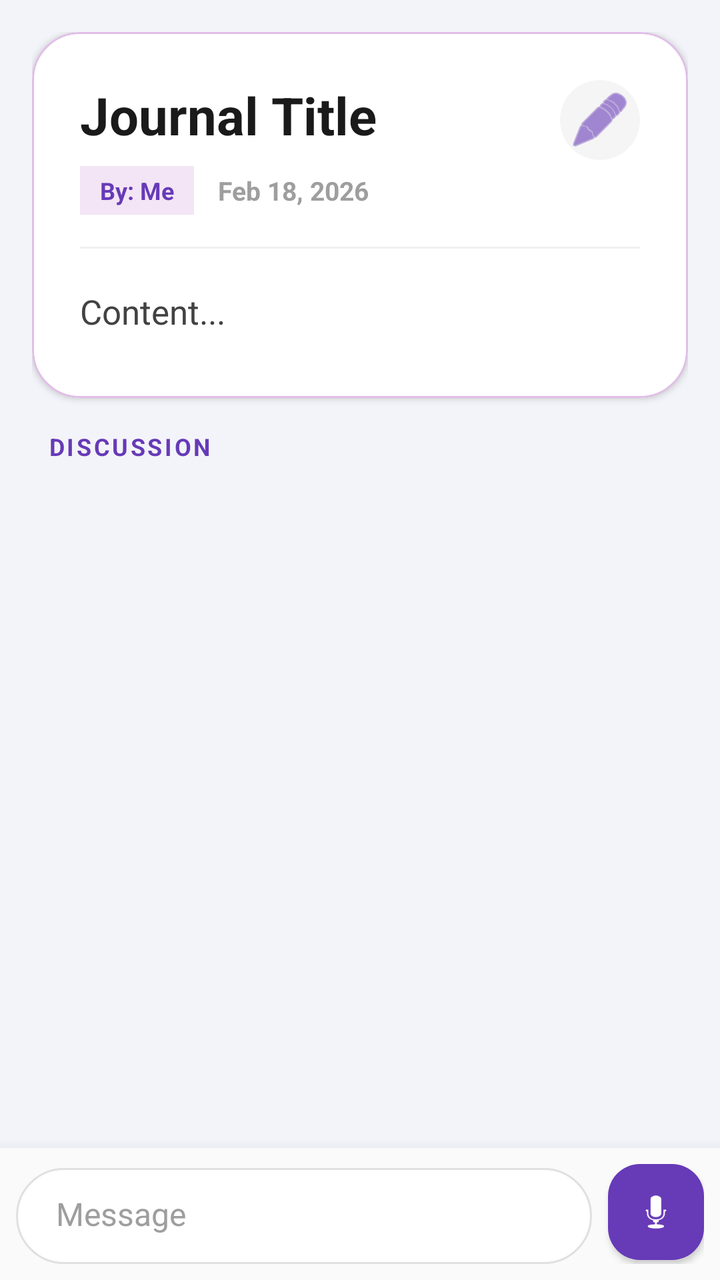
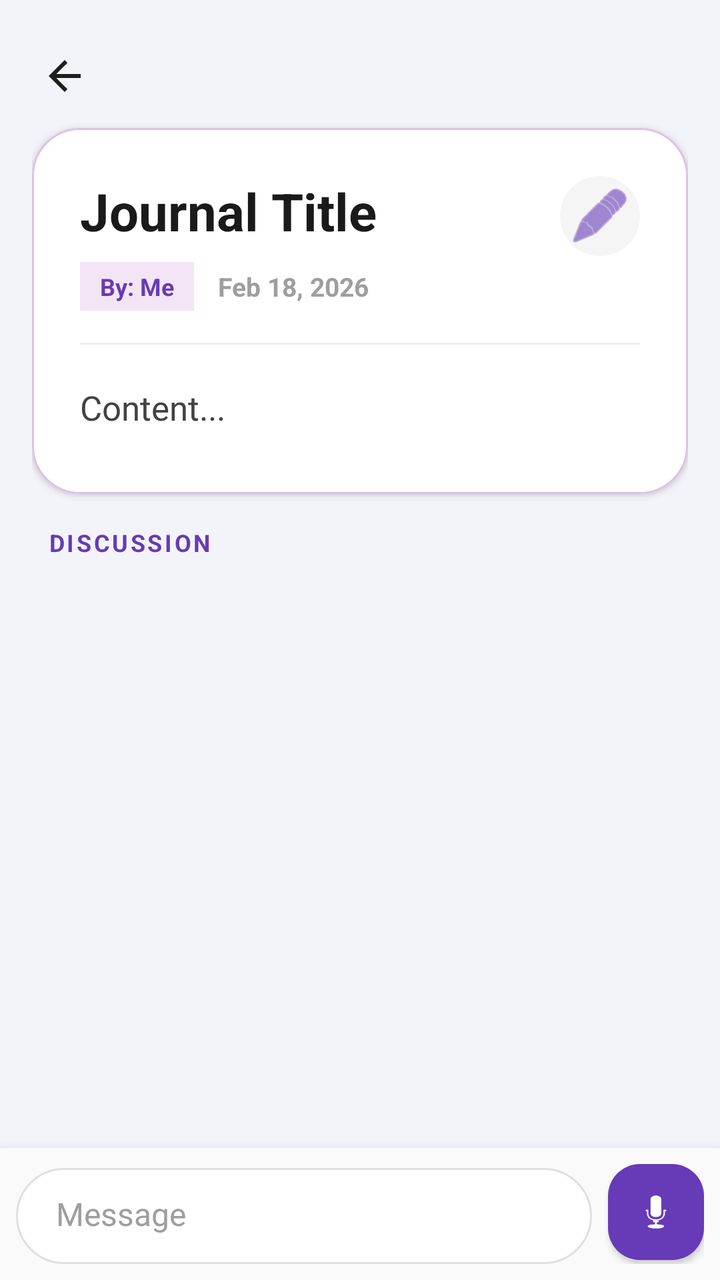

The first picture is an Android layout as it rendered before a commit; the second is the same layout after the commit. The layout source and the unified diff follow.
<!-- AndroidManifest.xml: application theme Theme.SpiritualTracker -->
<!-- res/layout/activity_journal_detail.xml -->
<?xml version="1.0" encoding="utf-8"?>
<LinearLayout xmlns:android="http://schemas.android.com/apk/res/android"
    xmlns:app="http://schemas.android.com/apk/res-auto"
    android:layout_width="match_parent"
    android:layout_height="match_parent"
    android:orientation="vertical"
    android:background="#F3F4F9"
    android:fitsSystemWindows="true">

    <androidx.coordinatorlayout.widget.CoordinatorLayout
        android:layout_width="match_parent"
        android:layout_height="0dp"
        android:layout_weight="1"
        android:background="#F3F4F9">

        <com.google.android.material.appbar.AppBarLayout
            android:layout_width="match_parent"
            android:layout_height="wrap_content"
            android:background="#F3F4F9"
            android:fitsSystemWindows="false"
            app:elevation="0dp">

            <LinearLayout
                android:layout_width="match_parent"
                android:layout_height="wrap_content"
                android:orientation="vertical"
                android:padding="16dp"
                android:background="#F3F4F9"
                app:layout_scrollFlags="scroll|exitUntilCollapsed">

                <com.google.android.material.card.MaterialCardView
                    android:layout_width="match_parent"
                    android:layout_height="wrap_content"
                    app:cardCornerRadius="24dp"
                    app:cardElevation="2dp"
                    app:strokeColor="#E1BEE7"
                    app:strokeWidth="1dp"
                    app:cardBackgroundColor="#FFFFFF"
                    android:layout_marginBottom="16dp">

                    <LinearLayout
                        android:layout_width="match_parent"
                        android:layout_height="wrap_content"
                        android:orientation="vertical"
                        android:padding="24dp">

                        <RelativeLayout
                            android:layout_width="match_parent"
                            android:layout_height="wrap_content"
                            android:layout_marginBottom="16dp">

                            <LinearLayout
                                android:layout_width="match_parent"
                                android:layout_height="wrap_content"
                                android:orientation="vertical"
                                android:layout_toStartOf="@+id/btnEditEntry"
                                android:layout_marginEnd="12dp">

                                <TextView
                                    android:id="@+id/tvDetailTitle"
                                    android:layout_width="match_parent"
                                    android:layout_height="wrap_content"
                                    android:text="Journal Title"
                                    android:textSize="26sp"
                                    android:textStyle="bold"
                                    android:textColor="#1A1A1A"
                                    android:layout_marginBottom="8dp"/>

                                <LinearLayout
                                    android:layout_width="match_parent"
                                    android:layout_height="wrap_content"
                                    android:orientation="horizontal"
                                    android:gravity="center_vertical">

                                    <TextView
                                        android:id="@+id/tvDetailAuthor"
                                        android:layout_width="wrap_content"
                                        android:layout_height="wrap_content"
                                        android:text="By: Me"
                                        android:textSize="12sp"
                                        android:textStyle="bold"
                                        android:textColor="#673AB7"
                                        android:background="#F3E5F5"
                                        android:paddingHorizontal="10dp"
                                        android:paddingVertical="4dp"/>

                                    <TextView
                                        android:id="@+id/tvDetailDate"
                                        android:layout_width="wrap_content"
                                        android:layout_height="wrap_content"
                                        android:text="Feb 18, 2026"
                                        android:textSize="13sp"
                                        android:textStyle="bold"
                                        android:textColor="#9E9E9E"
                                        android:layout_marginStart="12dp"/>
                                </LinearLayout>
                            </LinearLayout>

                            <ImageButton
                                android:id="@+id/btnEditEntry"
                                android:layout_width="40dp"
                                android:layout_height="40dp"
                                android:layout_alignParentEnd="true"
                                android:layout_alignParentTop="true"
                                android:background="@drawable/circle_background"
                                android:backgroundTint="#F5F5F5"
                                android:src="@android:drawable/ic_menu_edit"
                                app:tint="#673AB7"
                                android:padding="8dp"/>
                        </RelativeLayout>

                        <LinearLayout
                            android:id="@+id/audioPlayerContainer"
                            android:layout_width="match_parent"
                            android:layout_height="wrap_content"
                            android:orientation="vertical"
                            android:background="#F3E5F5"
                            android:padding="16dp"
                            android:layout_marginBottom="20dp"
                            android:visibility="gone">

                            <LinearLayout
                                android:layout_width="match_parent"
                                android:layout_height="wrap_content"
                                android:orientation="horizontal"
                                android:gravity="center_vertical">

                                <FrameLayout
                                    android:layout_width="48dp"
                                    android:layout_height="48dp">
                                    <ImageButton
                                        android:id="@+id/btnPlayEntryAudio"
                                        android:layout_width="match_parent"
                                        android:layout_height="match_parent"
                                        android:src="@android:drawable/ic_media_play"
                                        android:background="@drawable/circle_background"
                                        android:backgroundTint="#673AB7"
                                        app:tint="#FFFFFF" />
                                    <ProgressBar
                                        android:id="@+id/pbEntryDownload"
                                        style="?android:attr/progressBarStyleSmall"
                                        android:layout_width="match_parent"
                                        android:layout_height="match_parent"
                                        android:visibility="gone"/>
                                </FrameLayout>

                                <LinearLayout
                                    android:layout_width="0dp"
                                    android:layout_height="wrap_content"
                                    android:orientation="vertical"
                                    android:layout_weight="1"
                                    android:layout_marginStart="16dp">

                                    <TextView
                                        android:layout_width="wrap_content"
                                        android:layout_height="wrap_content"
                                        android:text="Voice Note"
                                        android:textSize="14sp"
                                        android:textColor="#333333"
                                        android:textStyle="bold"/>

                                    <TextView
                                        android:id="@+id/tvDetailDuration"
                                        android:layout_width="wrap_content"
                                        android:layout_height="wrap_content"
                                        android:text="00:00 / 00:00"
                                        android:textSize="12sp"
                                        android:textColor="#673AB7"
                                        android:textStyle="bold"/>
                                </LinearLayout>
                            </LinearLayout>

                            <SeekBar
                                android:id="@+id/seekBarAudio"
                                android:layout_width="match_parent"
                                android:layout_height="wrap_content"
                                android:layout_marginTop="8dp"
                                android:progressBackgroundTint="#CCCCCC"
                                android:progressTint="#673AB7"
                                android:thumbTint="#673AB7" />
                        </LinearLayout>

                        <View
                            android:layout_width="match_parent"
                            android:layout_height="1dp"
                            android:background="#F0F0F0"
                            android:layout_marginBottom="20dp"/>

                        <TextView
                            android:id="@+id/tvDetailContent"
                            android:layout_width="match_parent"
                            android:layout_height="wrap_content"
                            android:text="Content..."
                            android:textSize="17sp"
                            android:textColor="#424242"
                            android:lineSpacingExtra="6dp"
                            android:paddingBottom="8dp"/> </LinearLayout>
                </com.google.android.material.card.MaterialCardView>

                <TextView
                    android:layout_width="wrap_content"
                    android:layout_height="wrap_content"
                    android:text="DISCUSSION"
                    android:textSize="12sp"
                    android:textStyle="bold"
                    android:textColor="#673AB7"
                    android:letterSpacing="0.1"
                    android:layout_marginBottom="8dp"
                    android:layout_marginStart="8dp"/>

            </LinearLayout>
        </com.google.android.material.appbar.AppBarLayout>

        <androidx.recyclerview.widget.RecyclerView
            android:id="@+id/rvReplies"
            android:layout_width="match_parent"
            android:layout_height="match_parent"
            android:background="#F3F4F9"
            app:layout_behavior="@string/appbar_scrolling_view_behavior"
            android:paddingBottom="8dp"
            android:clipToPadding="false"/>

    </androidx.coordinatorlayout.widget.CoordinatorLayout>

    <LinearLayout
        android:id="@+id/layoutReplyBar"
        android:layout_width="match_parent"
        android:layout_height="wrap_content"
        android:background="#FAFAFA"
        android:paddingHorizontal="8dp"
        android:paddingVertical="8dp"
        android:orientation="horizontal"
        android:gravity="bottom"
        android:elevation="12dp">

        <LinearLayout
            android:layout_width="0dp"
            android:layout_height="wrap_content"
            android:layout_weight="1"
            android:orientation="vertical"
            android:background="@drawable/bg_chat_input">

            <LinearLayout
                android:id="@+id/layoutReplyPreview"
                android:layout_width="match_parent"
                android:layout_height="wrap_content"
                android:orientation="horizontal"
                android:background="#F5F5F5"
                android:padding="8dp"
                android:visibility="gone">

                <View
                    android:layout_width="4dp"
                    android:layout_height="match_parent"
                    android:background="#673AB7" />

                <LinearLayout
                    android:layout_width="0dp"
                    android:layout_weight="1"
                    android:layout_height="wrap_content"
                    android:orientation="vertical"
                    android:paddingStart="8dp">

                    <TextView
                        android:id="@+id/tvReplyPreviewName"
                        android:layout_width="wrap_content"
                        android:layout_height="wrap_content"
                        android:text="Partner"
                        android:textColor="#673AB7"
                        android:textStyle="bold"
                        android:textSize="12sp" />

                    <TextView
                        android:id="@+id/tvReplyPreviewText"
                        android:layout_width="wrap_content"
                        android:layout_height="wrap_content"
                        android:ellipsize="end"
                        android:maxLines="1"
                        android:textColor="#555555"
                        android:textSize="14sp" />
                </LinearLayout>

                <ImageButton
                    android:id="@+id/btnCloseReply"
                    android:layout_width="24dp"
                    android:layout_height="24dp"
                    android:background="?selectableItemBackgroundBorderless"
                    android:src="@android:drawable/ic_menu_close_clear_cancel"
                    app:tint="#9E9E9E" />
            </LinearLayout>

            <FrameLayout
                android:layout_width="match_parent"
                android:layout_height="wrap_content"
                android:minHeight="48dp">

                <TextView
                    android:id="@+id/tvTypingIndicator"
                    android:layout_width="wrap_content"
                    android:layout_height="wrap_content"
                    android:text="Partner is typing..."
                    android:textSize="13sp"
                    android:textColor="#673AB7"
                    android:textStyle="italic"
                    android:visibility="gone"
                    android:layout_marginStart="16dp"
                    android:layout_marginBottom="4dp"/>

                <EditText
                    android:id="@+id/etReplyInput"
                    android:layout_width="match_parent"
                    android:layout_height="wrap_content"
                    android:hint="Message"
                    android:background="@null"
                    android:paddingHorizontal="20dp"
                    android:paddingVertical="12dp"
                    android:textSize="16sp"
                    android:textColor="#1A1A1A"
                    android:textColorHint="#9E9E9E"
                    android:maxLines="5"
                    android:inputType="textMultiLine|textCapSentences"/>

                <LinearLayout
                    android:id="@+id/layoutRecordingUI"
                    android:layout_width="match_parent"
                    android:layout_height="match_parent"
                    android:layout_gravity="center"
                    android:orientation="horizontal"
                    android:gravity="center_vertical"
                    android:visibility="gone"
                    android:paddingHorizontal="8dp"
                    android:baselineAligned="false">

                    <ImageButton
                        android:id="@+id/btnDiscardAudio"
                        android:layout_width="36dp"
                        android:layout_height="36dp"
                        android:layout_gravity="center_vertical"
                        android:background="?attr/selectableItemBackgroundBorderless"
                        android:src="@android:drawable/ic_menu_delete"
                        app:tint="#E53935" />

                    <TextView
                        android:id="@+id/tvRecordTimer"
                        android:layout_width="0dp"
                        android:layout_height="wrap_content"
                        android:layout_gravity="center_vertical"
                        android:layout_weight="1"
                        android:text="00:00"
                        android:textColor="#673AB7"
                        android:textSize="16sp"
                        android:textStyle="bold"
                        android:gravity="center" />

                    <ImageButton
                        android:id="@+id/btnSendAudio"
                        android:layout_width="36dp"
                        android:layout_height="36dp"
                        android:layout_gravity="center_vertical"
                        android:background="@drawable/circle_background"
                        android:backgroundTint="#673AB7"
                        android:src="@android:drawable/ic_menu_send"
                        app:tint="#FFFFFF" />
                </LinearLayout>
            </FrameLayout>
        </LinearLayout>

        <com.google.android.material.floatingactionbutton.FloatingActionButton
            android:id="@+id/btnSendOrRecord"
            android:layout_width="wrap_content"
            android:layout_height="wrap_content"
            android:layout_marginStart="8dp"
            android:layout_marginBottom="2dp"
            android:src="@android:drawable/ic_btn_speak_now"
            app:fabCustomSize="48dp"
            app:backgroundTint="#673AB7"
            app:tint="#FFFFFF"
            app:elevation="2dp"
            app:borderWidth="0dp"/>

    </LinearLayout>

</LinearLayout>
<!-- resources referenced by this layout -->
<resources>
  <!-- drawable bg_chat_input (drawable) -->
  <?xml version="1.0" encoding="utf-8"?>
  <shape xmlns:android="http://schemas.android.com/apk/res/android"
      android:shape="rectangle">
      <solid android:color="#FFFFFF" /> <stroke android:width="1dp" android:color="#E0E0E0" /> <corners android:radius="28dp" /> </shape>
  <!-- drawable circle_background (drawable) -->
  <?xml version="1.0" encoding="utf-8"?>
  <shape xmlns:android="http://schemas.android.com/apk/res/android"
      android:shape="oval">
      <solid android:color="#FFFFFF" />
  </shape>
  <style name="Theme.SpiritualTracker" parent="Base.Theme.SpiritualTracker" />
  <style name="Base.Theme.SpiritualTracker" parent="Theme.Material3.DayNight.NoActionBar">
          <item name="colorPrimary">#7E57C2</item>
          <item name="colorOnPrimary">#FFFFFF</item>
          <item name="colorSecondaryContainer">#D1C4E9</item>
          <item name="colorOnSecondaryContainer">#7E57C2</item>
          <item name="android:windowBackground">#F3F4F9</item>
          
          <item name="android:navigationBarColor">#F5F5F5</item>
          <item name="android:windowLightNavigationBar" tools:targetApi="27">true</item>
      </style>
</resources>

<!-- the commit's change to res/layout/activity_journal_detail.xml (unified diff, before → after) -->
@@ -7,26 +7,32 @@
     android:background="#F3F4F9"
     android:fitsSystemWindows="true">
 
-    <androidx.coordinatorlayout.widget.CoordinatorLayout
+    <androidx.core.widget.NestedScrollView
+        android:id="@+id/detailScroll"
         android:layout_width="match_parent"
         android:layout_height="0dp"
         android:layout_weight="1"
-        android:background="#F3F4F9">
-
-        <com.google.android.material.appbar.AppBarLayout
-            android:layout_width="match_parent"
-            android:layout_height="wrap_content"
-            android:background="#F3F4F9"
-            android:fitsSystemWindows="false"
-            app:elevation="0dp">
+        android:background="#F3F4F9"
+        android:fillViewport="true">
 
             <LinearLayout
                 android:layout_width="match_parent"
                 android:layout_height="wrap_content"
                 android:orientation="vertical"
                 android:padding="16dp"
-                android:background="#F3F4F9"
-                app:layout_scrollFlags="scroll|exitUntilCollapsed">
+                android:background="#F3F4F9">
+
+                <ImageView
+                    android:id="@+id/btnDetailBack"
+                    android:layout_width="44dp"
+                    android:layout_height="44dp"
+                    android:layout_marginStart="-6dp"
+                    android:layout_marginBottom="4dp"
+                    android:background="?attr/selectableItemBackgroundBorderless"
+                    android:contentDescription="Back"
+                    android:padding="10dp"
+                    android:src="@drawable/ic_back"
+                    app:tint="#1F1F1F" />
 
                 <com.google.android.material.card.MaterialCardView
                     android:layout_width="match_parent"
@@ -208,19 +214,18 @@
                     android:layout_marginBottom="8dp"
                     android:layout_marginStart="8dp"/>
 
+                <androidx.recyclerview.widget.RecyclerView
+                    android:id="@+id/rvReplies"
+                    android:layout_width="match_parent"
+                    android:layout_height="wrap_content"
+                    android:layout_marginHorizontal="-16dp"
+                    android:background="#F3F4F9"
+                    android:nestedScrollingEnabled="false"
+                    android:paddingBottom="8dp"
+                    android:clipToPadding="false"/>
+
             </LinearLayout>
-        </com.google.android.material.appbar.AppBarLayout>
-
-        <androidx.recyclerview.widget.RecyclerView
-            android:id="@+id/rvReplies"
-            android:layout_width="match_parent"
-            android:layout_height="match_parent"
-            android:background="#F3F4F9"
-            app:layout_behavior="@string/appbar_scrolling_view_behavior"
-            android:paddingBottom="8dp"
-            android:clipToPadding="false"/>
-
-    </androidx.coordinatorlayout.widget.CoordinatorLayout>
+    </androidx.core.widget.NestedScrollView>
 
     <LinearLayout
         android:id="@+id/layoutReplyBar"
<!-- resource entries referenced after the edit -->
@@ -11,6 +11,16 @@
       android:shape="oval">
       <solid android:color="#FFFFFF" />
   </shape>
+  <!-- drawable ic_back (drawable) -->
+  <vector xmlns:android="http://schemas.android.com/apk/res/android"
+      android:width="24dp"
+      android:height="24dp"
+      android:viewportWidth="24"
+      android:viewportHeight="24">
+      <path
+          android:fillColor="#FFFFFFFF"
+          android:pathData="M20,11H7.83l5.59,-5.59L12,4l-8,8 8,8 1.41,-1.41L7.83,13H20v-2z" />
+  </vector>
   <style name="Theme.SpiritualTracker" parent="Base.Theme.SpiritualTracker" />
   <style name="Base.Theme.SpiritualTracker" parent="Theme.Material3.DayNight.NoActionBar">
           <item name="colorPrimary">#7E57C2</item>
